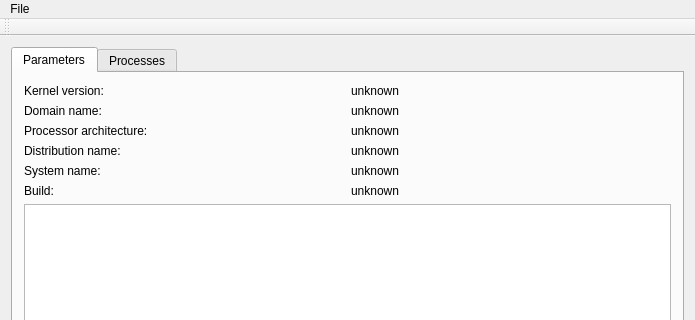
Before: the Qt Designer form KernelHacker/mainwindow.ui in benapetr/KernelHacker, drawn with Qt 5; both pictures show x 0 to 695 and y 0 to 320 of the 695 by 775 pixel window.
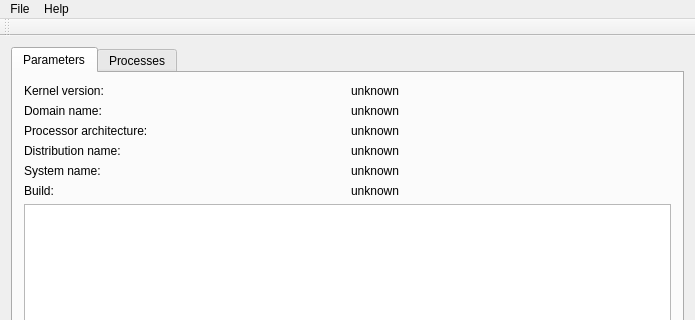
After: the same form once the commit is applied.

Patch:
```diff
--- a/KernelHacker/mainwindow.ui
+++ b/KernelHacker/mainwindow.ui
@@ -169,7 +169,14 @@
     </property>
     <addaction name="actionExit"/>
    </widget>
+   <widget class="QMenu" name="menuHelp">
+    <property name="title">
+     <string>Help</string>
+    </property>
+    <addaction name="actionInfo_about_the_tool"/>
+   </widget>
    <addaction name="menuFile"/>
+   <addaction name="menuHelp"/>
   </widget>
   <widget class="QToolBar" name="mainToolBar">
    <attribute name="toolBarArea">
```
Left out of the diff: 5 changed lines with no effect on the pictures.
